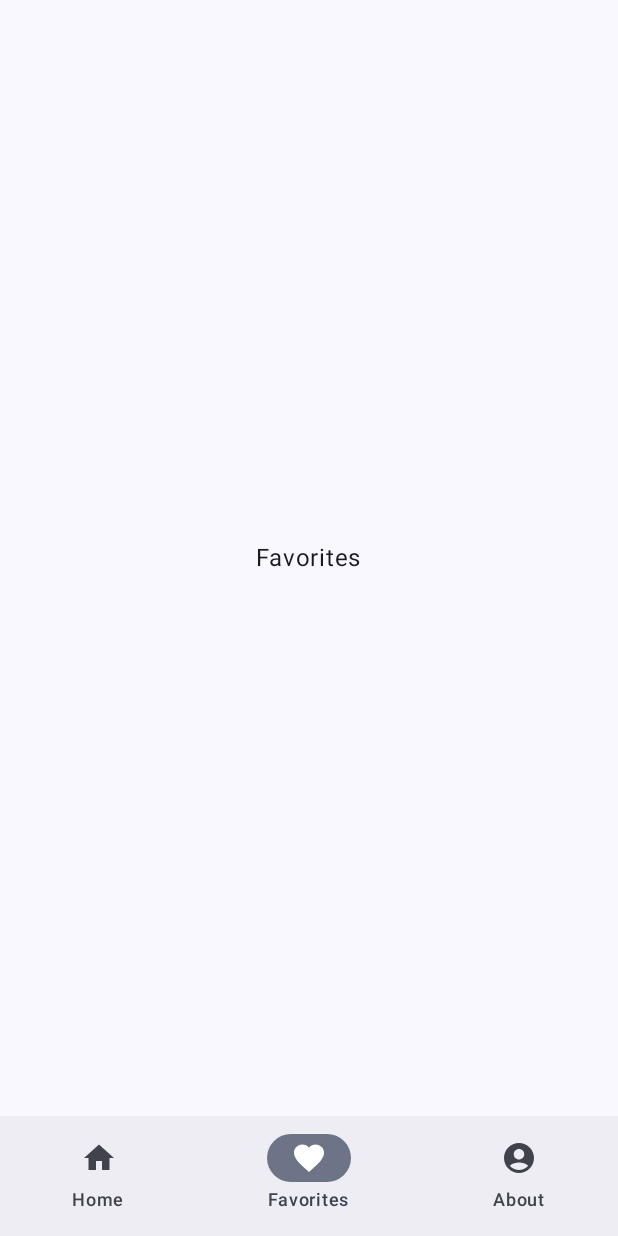
After one commit to iedrania/D445_Mortypedia, an Android app built with Jetpack Compose: the FavoritesScreen screen opened through its navigation route, on a phone screen of 412 x 824 dp. The commit adds this screen. Run offline under Robolectric (Android 15) with nearby library versions, the phone set to English and light mode, and no system bars; pictures from the network do not load.

Commit message:
feat: Add navigation bar

```diff
--- a/app/build.gradle
+++ b/app/build.gradle
@@ -49,6 +49,10 @@ android {
 dependencies {
     // Coil
     implementation "io.coil-kt:coil-compose:2.2.0"
+    // viewModel
+    implementation "androidx.lifecycle:lifecycle-viewmodel-compose:2.5.1"
+    // navigation
+    implementation "androidx.navigation:navigation-compose:2.5.2"
 
     implementation 'androidx.core:core-ktx:1.8.0'
     implementation 'androidx.lifecycle:lifecycle-runtime-ktx:2.3.1'
--- a/app/src/main/java/com/iedrania/mortypedia/MortypediaApp.kt
+++ b/app/src/main/java/com/iedrania/mortypedia/MortypediaApp.kt
@@ -1,43 +1,62 @@
 package com.iedrania.mortypedia
 
-import androidx.compose.foundation.clickable
-import androidx.compose.foundation.layout.Box
-import androidx.compose.foundation.layout.Row
-import androidx.compose.foundation.layout.fillMaxWidth
 import androidx.compose.foundation.layout.padding
-import androidx.compose.foundation.layout.size
-import androidx.compose.foundation.lazy.LazyColumn
-import androidx.compose.foundation.lazy.items
-import androidx.compose.foundation.shape.CircleShape
+import androidx.compose.material.icons.Icons
+import androidx.compose.material.icons.filled.AccountCircle
+import androidx.compose.material.icons.filled.Favorite
+import androidx.compose.material.icons.filled.Home
+import androidx.compose.material3.ExperimentalMaterial3Api
+import androidx.compose.material3.Icon
+import androidx.compose.material3.NavigationBar
+import androidx.compose.material3.NavigationBarItem
+import androidx.compose.material3.Scaffold
 import androidx.compose.material3.Text
 import androidx.compose.runtime.Composable
-import androidx.compose.ui.Alignment
+import androidx.compose.runtime.getValue
 import androidx.compose.ui.Modifier
-import androidx.compose.ui.draw.clip
-import androidx.compose.ui.layout.ContentScale
-import androidx.compose.ui.text.font.FontWeight
+import androidx.compose.ui.res.stringResource
 import androidx.compose.ui.tooling.preview.Preview
-import androidx.compose.ui.unit.dp
-import coil.compose.AsyncImage
-import com.iedrania.mortypedia.model.CharasData
+import androidx.navigation.NavGraph.Companion.findStartDestination
+import androidx.navigation.NavHostController
+import androidx.navigation.compose.NavHost
+import androidx.navigation.compose.composable
+import androidx.navigation.compose.currentBackStackEntryAsState
+import androidx.navigation.compose.rememberNavController
+import com.iedrania.mortypedia.ui.navigation.NavigationItem
+import com.iedrania.mortypedia.ui.navigation.Screen
+import com.iedrania.mortypedia.ui.screen.favorites.FavoritesScreen
+import com.iedrania.mortypedia.ui.screen.home.HomeScreen
 import com.iedrania.mortypedia.ui.theme.MortypediaTheme
 
+@OptIn(ExperimentalMaterial3Api::class)
 @Composable
 fun MortypediaApp(
     modifier: Modifier = Modifier,
+    navController: NavHostController = rememberNavController(),
 ) {
-    Box(modifier = modifier) {
-        LazyColumn {
-            items(CharasData.charas, key = { it.id }) { chara ->
-                CharaListItem(
-                    name = chara.name,
-                    photoUrl = chara.photoUrl,
-                    modifier = Modifier.fillMaxWidth(),
-                )
+    Scaffold(
+        bottomBar = {
+            BottomBar(navController)
+        }, modifier = modifier
+    ) { innerPadding ->
+        NavHost(
+            navController = navController,
+            startDestination = Screen.Home.route,
+            modifier = Modifier.padding(innerPadding)
+        ) {
+            composable(Screen.Home.route) {
+                HomeScreen()
+            }
+            composable(Screen.Favorites.route) {
+                FavoritesScreen()
+            }
+            composable(Screen.About.route) {
+//                AboutScreen()
             }
         }
     }
 }
+
 @Preview(showBackground = true)
 @Composable
 fun MortypediaAppPreview() {
@@ -47,42 +66,52 @@ fun MortypediaAppPreview() {
 }
 
 @Composable
-fun CharaListItem(
-    name: String,
-    photoUrl: String,
-    modifier: Modifier = Modifier
+private fun BottomBar(
+    navController: NavHostController,
+    modifier: Modifier = Modifier,
 ) {
-    Row(
-        verticalAlignment = Alignment.CenterVertically,
-        modifier = modifier.clickable {}
+    NavigationBar(
+        modifier = modifier
     ) {
-        AsyncImage(
-            model = photoUrl,
-            contentDescription = null,
-            contentScale = ContentScale.Crop,
-            modifier = Modifier
-                .padding(8.dp)
-                .size(60.dp)
-                .clip(CircleShape)
+        val navBackStackEntry by navController.currentBackStackEntryAsState()
+        val currentRoute = navBackStackEntry?.destination?.route
+
+        val navigationItems = listOf(
+            NavigationItem(
+                title = stringResource(R.string.menu_home),
+                icon = Icons.Default.Home,
+                screen = Screen.Home
+            ),
+            NavigationItem(
+                title = stringResource(R.string.menu_favorites),
+                icon = Icons.Default.Favorite,
+                screen = Screen.Favorites
+            ),
+            NavigationItem(
+                title = stringResource(R.string.about_page),
+                icon = Icons.Default.AccountCircle,
+                screen = Screen.About
+            ),
         )
-        Text(
-            text = name,
-            fontWeight = FontWeight.Medium,
-            modifier = Modifier
-                .fillMaxWidth()
-                .weight(1f)
-                .padding(start = 16.dp)
-        )
+        NavigationBar {
+            navigationItems.map { item ->
+                NavigationBarItem(icon = {
+                    Icon(
+                        imageVector = item.icon, contentDescription = item.title
+                    )
+                },
+                    label = { Text(item.title) },
+                    selected = currentRoute == item.screen.route,
+                    onClick = {
+                        navController.navigate(item.screen.route) {
+                            popUpTo(navController.graph.findStartDestination().id) {
+                                saveState = true
+                            }
+                            restoreState = true
+                            launchSingleTop = true
+                        }
+                    })
+            }
+        }
     }
 }
-
-@Preview(showBackground = true)
-@Composable
-fun CharaListItemPreview() {
-    MortypediaTheme {
-        CharaListItem(
-            name = "Chara Name",
-            photoUrl = "",
-        )
-    }
-}
--- /dev/null
+++ b/app/src/main/java/com/iedrania/mortypedia/di/Injection.kt
@@ -0,0 +1,9 @@
+package com.iedrania.mortypedia.di
+
+import com.iedrania.mortypedia.data.FavoritesRepository
+
+object Injection {
+    fun provideRepository(): FavoritesRepository {
+        return FavoritesRepository.getInstance()
+    }
+}
--- /dev/null
+++ b/app/src/main/java/com/iedrania/mortypedia/model/FavoriteChara.kt
@@ -0,0 +1,6 @@
+package com.iedrania.mortypedia.model
+
+data class FavoriteChara(
+    val chara: Chara,
+    val value: Boolean,
+)
--- /dev/null
+++ b/app/src/main/java/com/iedrania/mortypedia/ui/ViewModelFactory.kt
@@ -0,0 +1,24 @@
+package com.iedrania.mortypedia.ui
+
+import androidx.lifecycle.ViewModel
+import androidx.lifecycle.ViewModelProvider
+import com.iedrania.mortypedia.data.FavoritesRepository
+import com.iedrania.mortypedia.ui.screen.detail.DetailViewModel
+import com.iedrania.mortypedia.ui.screen.favorites.FavoritesViewModel
+import com.iedrania.mortypedia.ui.screen.home.HomeViewModel
+
+class ViewModelFactory(private val repository: FavoritesRepository) :
+    ViewModelProvider.NewInstanceFactory() {
+
+    @Suppress("UNCHECKED_CAST")
+    override fun <T : ViewModel> create(modelClass: Class<T>): T {
+        if (modelClass.isAssignableFrom(HomeViewModel::class.java)) {
+            return HomeViewModel(repository) as T
+        } else if (modelClass.isAssignableFrom(DetailViewModel::class.java)) {
+            return DetailViewModel(repository) as T
+        } else if (modelClass.isAssignableFrom(FavoritesViewModel::class.java)) {
+            return FavoritesViewModel(repository) as T
+        }
+        throw IllegalArgumentException("Unknown ViewModel class: " + modelClass.name)
+    }
+}
--- /dev/null
+++ b/app/src/main/java/com/iedrania/mortypedia/ui/common/UiState.kt
@@ -0,0 +1,7 @@
+package com.iedrania.mortypedia.ui.common
+
+sealed class UiState<out T : Any?> {
+    object Loading : UiState<Nothing>()
+    data class Success<out T : Any>(val data: T) : UiState<T>()
+    data class Error(val errorMessage: String) : UiState<Nothing>()
+}
--- /dev/null
+++ b/app/src/main/java/com/iedrania/mortypedia/ui/components/CharaItem.kt
@@ -0,0 +1,52 @@
+package com.iedrania.mortypedia.ui.components
+
+import androidx.compose.foundation.clickable
+import androidx.compose.foundation.layout.Row
+import androidx.compose.foundation.layout.fillMaxWidth
+import androidx.compose.foundation.layout.padding
+import androidx.compose.foundation.layout.size
+import androidx.compose.foundation.shape.CircleShape
+import androidx.compose.material3.Text
+import androidx.compose.runtime.Composable
+import androidx.compose.ui.Alignment
+import androidx.compose.ui.Modifier
+import androidx.compose.ui.draw.clip
+import androidx.compose.ui.layout.ContentScale
+import androidx.compose.ui.text.font.FontWeight
+import androidx.compose.ui.tooling.preview.Preview
+import androidx.compose.ui.unit.dp
+import coil.compose.AsyncImage
+import com.iedrania.mortypedia.ui.theme.MortypediaTheme
+
+@Composable
+fun CharaItem(
+    name: String, photoUrl: String, modifier: Modifier = Modifier
+) {
+    Row(verticalAlignment = Alignment.CenterVertically, modifier = modifier.clickable {}) {
+        AsyncImage(
+            model = photoUrl,
+            contentDescription = null,
+            contentScale = ContentScale.Crop,
+            modifier = Modifier
+                .padding(8.dp)
+                .size(60.dp)
+                .clip(CircleShape)
+        )
+        Text(
+            text = name,
+            fontWeight = FontWeight.Medium,
+            modifier = Modifier
+                .fillMaxWidth()
+                .weight(1f)
+                .padding(start = 16.dp)
+        )
+    }
+}
+
+@Preview(showBackground = true)
+@Composable
+fun CharaItemPreview() {
+    MortypediaTheme {
+        CharaItem(name = "Chara Name", photoUrl = "")
+    }
+}
--- /dev/null
+++ b/app/src/main/java/com/iedrania/mortypedia/ui/navigation/NavigationItem.kt
@@ -0,0 +1,9 @@
+package com.iedrania.mortypedia.ui.navigation
+
+import androidx.compose.ui.graphics.vector.ImageVector
+
+data class NavigationItem(
+    val title: String,
+    val icon: ImageVector,
+    val screen: Screen,
+)
--- /dev/null
+++ b/app/src/main/java/com/iedrania/mortypedia/ui/navigation/Screen.kt
@@ -0,0 +1,7 @@
+package com.iedrania.mortypedia.ui.navigation
+
+sealed class Screen(val route: String) {
+    object Home : Screen("home")
+    object Favorites : Screen("favorites")
+    object About : Screen("about")
+}
--- /dev/null
+++ b/app/src/main/java/com/iedrania/mortypedia/ui/screen/favorites/FavoritesScreen.kt
@@ -0,0 +1,22 @@
+package com.iedrania.mortypedia.ui.screen.favorites
+
+import androidx.compose.foundation.layout.Box
+import androidx.compose.foundation.layout.fillMaxSize
+import androidx.compose.material3.Text
+import androidx.compose.runtime.Composable
+import androidx.compose.ui.Alignment
+import androidx.compose.ui.Modifier
+import androidx.compose.ui.res.stringResource
+import com.iedrania.mortypedia.R
+
+@Composable
+fun FavoritesScreen(
+    modifier: Modifier = Modifier
+) {
+    Box(
+        modifier = modifier.fillMaxSize(),
+        contentAlignment = Alignment.Center,
+    ) {
+        Text(stringResource(R.string.menu_favorites))
+    }
+}
--- /dev/null
+++ b/app/src/main/java/com/iedrania/mortypedia/ui/screen/home/HomeScreen.kt
@@ -0,0 +1,59 @@
+package com.iedrania.mortypedia.ui.screen.home
+
+import androidx.compose.foundation.layout.Arrangement
+import androidx.compose.foundation.layout.PaddingValues
+import androidx.compose.foundation.layout.fillMaxWidth
+import androidx.compose.foundation.lazy.LazyColumn
+import androidx.compose.foundation.lazy.items
+import androidx.compose.runtime.Composable
+import androidx.compose.runtime.collectAsState
+import androidx.compose.ui.Modifier
+import androidx.compose.ui.unit.dp
+import androidx.lifecycle.viewmodel.compose.viewModel
+import com.iedrania.mortypedia.di.Injection
+import com.iedrania.mortypedia.model.FavoriteChara
+import com.iedrania.mortypedia.ui.ViewModelFactory
+import com.iedrania.mortypedia.ui.common.UiState
+import com.iedrania.mortypedia.ui.components.CharaItem
+
+@Composable
+fun HomeScreen(
+    modifier: Modifier = Modifier,
+    viewModel: HomeViewModel = viewModel(
+        factory = ViewModelFactory(Injection.provideRepository())
+    ),
+) {
+    viewModel.uiState.collectAsState(initial = UiState.Loading).value.let { uiState ->
+        when (uiState) {
+            is UiState.Loading -> {
+                viewModel.getAllCharas()
+            }
+
+            is UiState.Success -> {
+                HomeContent(charas = uiState.data, modifier = modifier)
+            }
+
+            is UiState.Error -> {}
+        }
+    }
+}
+
+@Composable
+fun HomeContent(
+    charas: List<FavoriteChara>,
+    modifier: Modifier = Modifier,
+) {
+    LazyColumn(
+        contentPadding = PaddingValues(16.dp),
+        verticalArrangement = Arrangement.spacedBy(16.dp),
+        modifier = modifier
+    ) {
+        items(charas) { data ->
+            CharaItem(
+                name = data.chara.name,
+                photoUrl = data.chara.photoUrl,
+                modifier = Modifier.fillMaxWidth(),
+            )
+        }
+    }
+}
--- /dev/null
+++ b/app/src/main/java/com/iedrania/mortypedia/ui/screen/home/HomeViewModel.kt
@@ -0,0 +1,30 @@
+package com.iedrania.mortypedia.ui.screen.home
+
+import androidx.lifecycle.ViewModel
+import androidx.lifecycle.viewModelScope
+import com.iedrania.mortypedia.data.FavoritesRepository
+import com.iedrania.mortypedia.model.FavoriteChara
+import com.iedrania.mortypedia.ui.common.UiState
+import kotlinx.coroutines.flow.MutableStateFlow
+import kotlinx.coroutines.flow.StateFlow
+import kotlinx.coroutines.flow.catch
+import kotlinx.coroutines.launch
+
+class HomeViewModel(
+    private val repository: FavoritesRepository
+) : ViewModel() {
+    private val _uiState: MutableStateFlow<UiState<List<FavoriteChara>>> =
+        MutableStateFlow(UiState.Loading)
+    val uiState: StateFlow<UiState<List<FavoriteChara>>>
+        get() = _uiState
+
+    fun getAllCharas() {
+        viewModelScope.launch {
+            repository.getAllCharas().catch {
+                _uiState.value = UiState.Error(it.message.toString())
+            }.collect { charas ->
+                _uiState.value = UiState.Success(charas)
+            }
+        }
+    }
+}
--- a/app/src/main/java/com/iedrania/mortypedia/ui/theme/Type.kt
+++ b/app/src/main/java/com/iedrania/mortypedia/ui/theme/Type.kt
@@ -14,8 +14,7 @@ val Typography = Typography(
         fontSize = 16.sp,
         lineHeight = 24.sp,
         letterSpacing = 0.5.sp
-    )
-    /* Other default text styles to override
+    ),
     titleLarge = TextStyle(
         fontFamily = FontFamily.Default,
         fontWeight = FontWeight.Normal,
@@ -30,5 +29,4 @@ val Typography = Typography(
         lineHeight = 16.sp,
         letterSpacing = 0.5.sp
     )
-    */
 )
--- a/app/src/main/res/values/strings.xml
+++ b/app/src/main/res/values/strings.xml
@@ -1,3 +1,9 @@
 <resources>
     <string name="app_name">Mortypedia</string>
+    <string name="back">Back</string>
+    <string name="lorem_ipsum">Lorem ipsum dolor sit amet.</string>
+    <string name="add_to_favorites">Add to favorites</string>
+    <string name="menu_favorites">Favorites</string>
+    <string name="menu_home">Home</string>
+    <string name="about_page">About</string>
 </resources>
--- a/build.gradle
+++ b/build.gradle
@@ -1,3 +1,9 @@
+buildscript {
+    ext {
+        compose_version = '1.4.3'
+        compose_compiler_version = '1.2.0'
+    }
+}
 // Top-level build file where you can add configuration options common to all sub-projects/modules.
 plugins {
     id 'com.android.application' version '8.0.1' apply false
```
Also changed, not shown: app/src/main/java/com/iedrania/mortypedia/data/FavoritesRepository.kt (added, +57 -0 lines), app/src/main/java/com/iedrania/mortypedia/ui/screen/detail/DetailScreen.kt (added, +152 -0 lines), app/src/main/java/com/iedrania/mortypedia/ui/screen/detail/DetailViewModel.kt (added, +33 -0 lines), app/src/main/java/com/iedrania/mortypedia/ui/screen/favorites/FavoritesState.kt (added, +7 -0 lines), app/src/main/java/com/iedrania/mortypedia/ui/screen/favorites/FavoritesViewModel.kt (added, +37 -0 lines).
